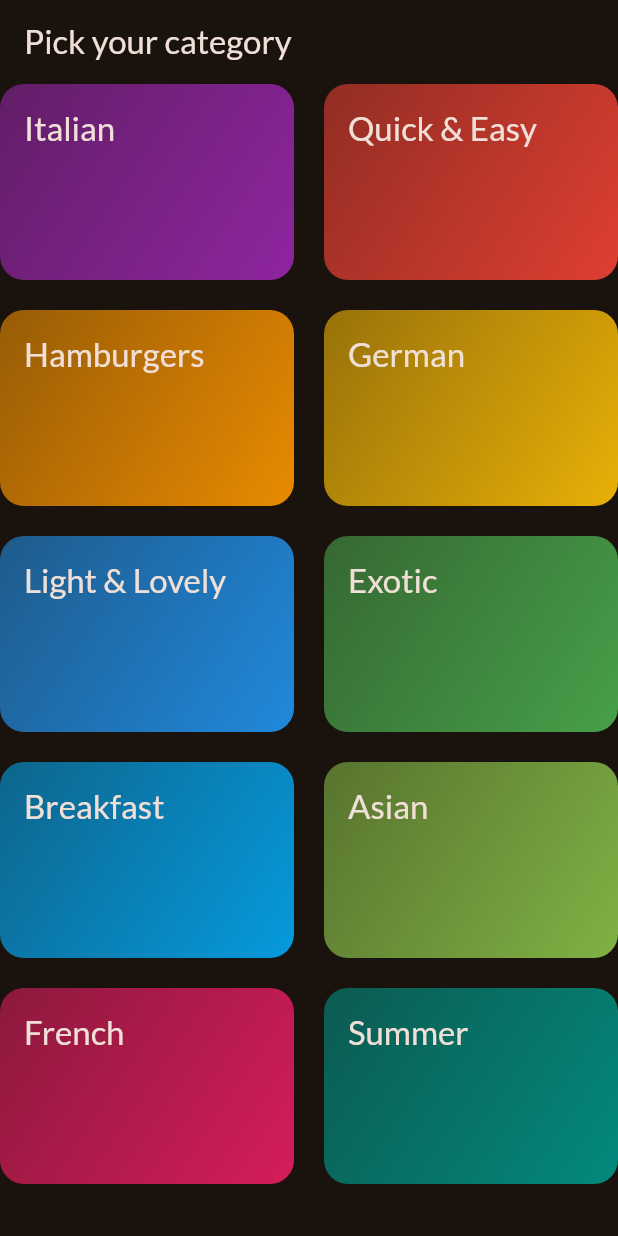
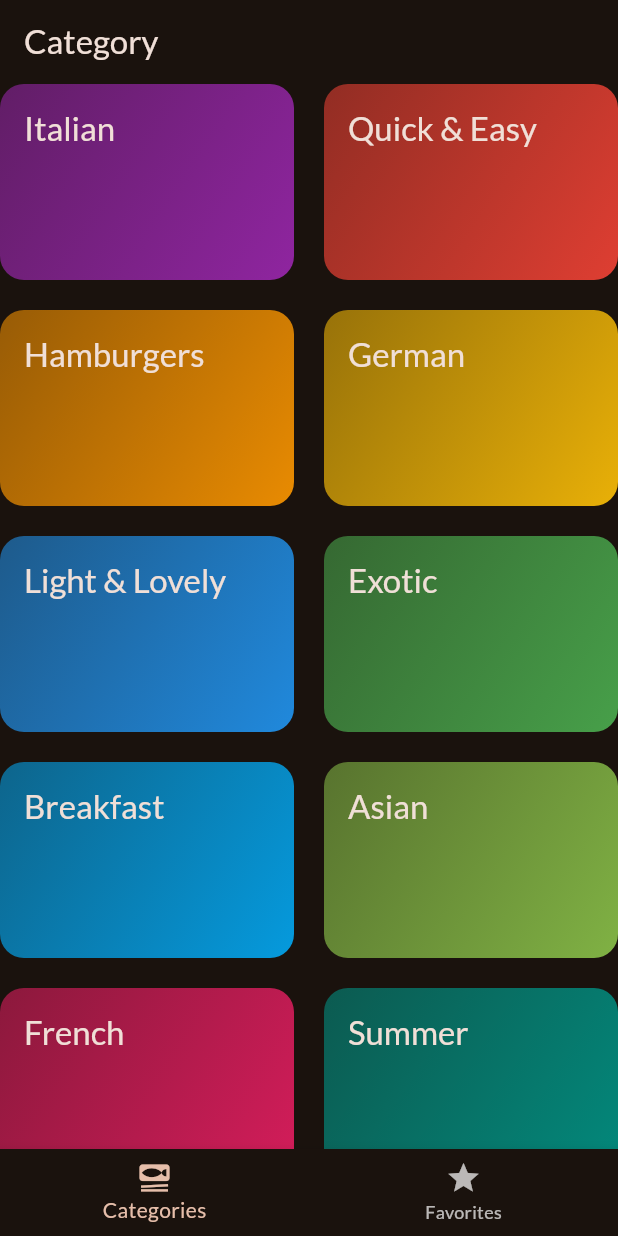
Before and after one commit to ntupro/Meals-App, a Flutter app: the screen it shows after launch, on a phone screen of 412 x 824 dp. Run offline on Flutter 3.47's test engine with Material 3 defaults, Android fonts, the phone set to English and light mode, and no system bars; our stand-ins replace google_fonts, transparent_image.

Commit message:
Add bottom navigation bar

```diff
--- a/lib/main.dart
+++ b/lib/main.dart
@@ -1,5 +1,5 @@
 import 'package:flutter/material.dart';
-import 'package:meals/screens/categories.dart';
+import 'package:meals/screens/tabs.dart';
 import 'package:google_fonts/google_fonts.dart';
 
 final theme = ThemeData(
@@ -20,6 +20,6 @@ class App extends StatelessWidget {
 
   @override
   Widget build(BuildContext context) {
-    return MaterialApp(theme: theme, home: const CategoriesScreen());
+    return MaterialApp(theme: theme, home: const TabsScreen());
   }
 }
--- a/lib/screens/categories.dart
+++ b/lib/screens/categories.dart
@@ -24,9 +24,7 @@ class CategoriesScreen extends StatelessWidget {
 
   @override
   Widget build(BuildContext context) {
-    return Scaffold(
-      appBar: AppBar(title: const Text('Pick your category')),
-      body: GridView(
+    return GridView(
       gridDelegate: const SliverGridDelegateWithFixedCrossAxisCount(
         crossAxisCount: 2,
         childAspectRatio: 3 / 2,
@@ -44,7 +42,6 @@ class CategoriesScreen extends StatelessWidget {
                 ),
               )
               .toList(),
-      ),
     );
   }
 }
--- /dev/null
+++ b/lib/screens/tabs.dart
@@ -0,0 +1,50 @@
+import 'package:flutter/material.dart';
+import 'package:meals/screens/meals.dart';
+import 'package:meals/screens/categories.dart';
+
+class TabsScreen extends StatefulWidget {
+  const TabsScreen({super.key});
+
+  @override
+  State<TabsScreen> createState() {
+    return _TabsScreenState();
+  }
+}
+
+class _TabsScreenState extends State<TabsScreen> {
+  int _selectedPageIndex = 0;
+
+  void _selectPage(int index) {
+    setState(() {
+      _selectedPageIndex = index;
+    });
+  }
+
+  @override
+  Widget build(BuildContext context) {
+    Widget activePage = const CategoriesScreen();
+    var activePageTitle = 'Category';
+
+    if (_selectedPageIndex == 1) {
+      activePage = MealsScreen(meals: []);
+      activePageTitle = 'Your Favorites';
+    }
+
+    return Scaffold(
+      appBar: AppBar(title: Text(activePageTitle)),
+
+      body: activePage,
+      bottomNavigationBar: BottomNavigationBar(
+        items: [
+          BottomNavigationBarItem(
+            icon: Icon(Icons.set_meal),
+            label: 'Categories',
+          ),
+          BottomNavigationBarItem(icon: Icon(Icons.star), label: 'Favorites'),
+        ],
+        onTap: _selectPage,
+        currentIndex: _selectedPageIndex,
+      ),
+    );
+  }
+}
```
Also changed, not shown: lib/screens/meal_details.dart (+51 -5 lines), lib/screens/meals.dart (+6 -3 lines). Lines whose indentation alone changed are shown as unchanged.
